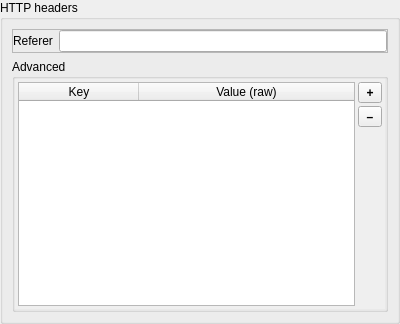
Qt form src/ui/qgshttpheaderwidget.ui (qgis/QGIS) before a commit.
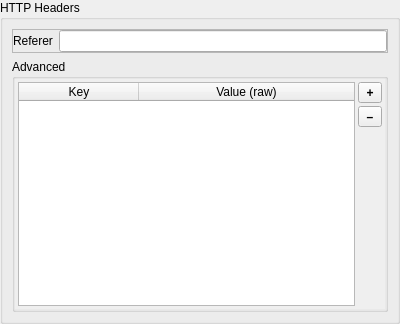
The same form after that commit. Custom widgets are drawn as their Qt base class.

```diff
--- a/src/ui/qgshttpheaderwidget.ui
+++ b/src/ui/qgshttpheaderwidget.ui
@@ -38,7 +38,7 @@
       </sizepolicy>
      </property>
      <property name="title">
-      <string>HTTP headers</string>
+      <string>HTTP Headers</string>
      </property>
      <layout class="QVBoxLayout" name="verticalLayout_2">
       <item>
```
